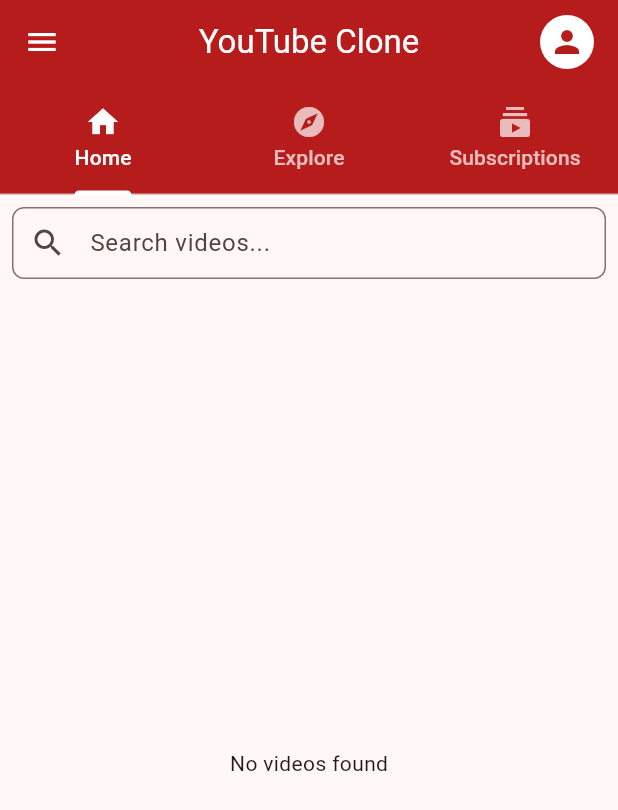
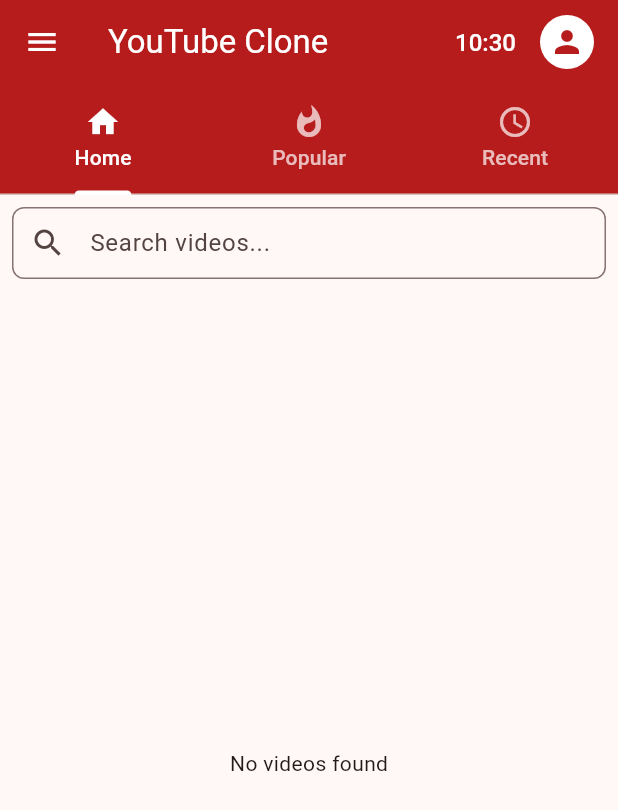
Before and after one commit to NDROCHKA/projet-4-, a Flutter app: the HomeScreen screen opened directly, in the side drawer, after a tap on the "person" icon, on a phone screen of 412 x 824 dp. Shown: the top 810 px of the screen. Run offline on Flutter 3.47's test engine with Material 3 defaults, Android fonts, the light colour scheme and no system bars; our stand-ins replace chewie, image_picker, shared_preferences, video_player; accounts and stored records are empty; network calls fail.

Commit message:
made videos availbe from local memory, and made ui bettter

```diff
--- a/youtube_clone_app/lib/models/video_model.dart
+++ b/youtube_clone_app/lib/models/video_model.dart
@@ -4,6 +4,8 @@ class Video {
   final String videoUrl;
   final String thumbnailUrl;
   final String description;
+  final int views;
+  final DateTime createdAt;
 
   Video({
     required this.id,
@@ -11,6 +13,8 @@ class Video {
     required this.videoUrl,
     required this.thumbnailUrl,
     required this.description,
+    this.views = 0,
+    required this.createdAt,
   });
 
   factory Video.fromJson(Map<String, dynamic> json) {
@@ -20,6 +24,10 @@ class Video {
       videoUrl: json['videoUrl'] ?? '',
       thumbnailUrl: json['thumbnailUrl'] ?? '',
       description: json['description'] ?? '',
+      views: json['views'] ?? 0,
+      createdAt: json['createdAt'] != null
+          ? DateTime.parse(json['createdAt'])
+          : DateTime.now(),
     );
   }
 }
--- a/youtube_clone_app/lib/screens/home_screen.dart
+++ b/youtube_clone_app/lib/screens/home_screen.dart
@@ -1,4 +1,6 @@
+import 'dart:async';
 import 'package:flutter/material.dart';
+import 'package:intl/intl.dart';
 import '../services/api_service.dart';
 import '../models/video_model.dart';
 import '../widgets/video_grid_item.dart';
@@ -19,34 +21,75 @@ class _HomeScreenState extends State<HomeScreen>
   final ApiService _apiService = ApiService();
   final TextEditingController _searchController = TextEditingController();
   List<Video> _videos = [];
+  List<Video> _popularVideos = [];
+  List<Video> _recentVideos = [];
   List<Video> _filteredVideos = [];
   bool _isLoading = true;
+  String _currentTime = '';
+  Timer? _timer;
 
   @override
   void initState() {
     super.initState();
     _tabController = TabController(length: 3, vsync: this);
-    _fetchVideos();
+    _updateTime();
+    _timer = Timer.periodic(const Duration(minutes: 1), (timer) => _updateTime());
+    _fetchAllVideos();
+  }
+
+  void _updateTime() {
+    setState(() {
+      _currentTime = DateFormat('HH:mm').format(DateTime.now());
+    });
+  }
+
+  Future<void> _fetchAllVideos() async {
+    setState(() => _isLoading = true);
+    await Future.wait([
+      _fetchVideos(),
+      _fetchPopularVideos(),
+      _fetchRecentVideos(),
+    ]);
+    setState(() => _isLoading = false);
   }
 
   Future<void> _fetchVideos() async {
     try {
       final videoData = await _apiService.getVideos();
-      setState(() {
-        final allVideos = videoData
-            .map((json) => Video.fromJson(json))
-            .toList();
-        print("Fetched ${allVideos.length} videos");
-        if (allVideos.isNotEmpty) {
-          print("First video thumbnail: ${allVideos[0].thumbnailUrl}");
-        }
-        _videos = allVideos.length > 10 ? allVideos.sublist(0, 10) : allVideos;
-        _filteredVideos = _videos;
-        _isLoading = false;
-      });
+      if (mounted) {
+        setState(() {
+          _videos = videoData.map((json) => Video.fromJson(json)).toList();
+          _filteredVideos = _videos;
+        });
+      }
     } catch (e) {
-      setState(() => _isLoading = false);
-      // Handle error
+      print("Error fetching videos: $e");
+    }
+  }
+
+  Future<void> _fetchPopularVideos() async {
+    try {
+      final videoData = await _apiService.getPopularVideos();
+      if (mounted) {
+        setState(() {
+          _popularVideos = videoData.map((json) => Video.fromJson(json)).toList();
+        });
+      }
+    } catch (e) {
+      print("Error fetching popular videos: $e");
+    }
+  }
+
+  Future<void> _fetchRecentVideos() async {
+    try {
+      final videoData = await _apiService.getRecentVideos();
+      if (mounted) {
+        setState(() {
+          _recentVideos = videoData.map((json) => Video.fromJson(json)).toList();
+        });
+      }
+    } catch (e) {
+      print("Error fetching recent videos: $e");
     }
   }
 
@@ -54,6 +97,7 @@ class _HomeScreenState extends State<HomeScreen>
   void dispose() {
     _tabController.dispose();
     _searchController.dispose();
+    _timer?.cancel();
     super.dispose();
   }
 
@@ -61,7 +105,16 @@ class _HomeScreenState extends State<HomeScreen>
   Widget build(BuildContext context) {
     return Scaffold(
       appBar: AppBar(
-        title: const Text('YouTube Clone'),
+        title: Row(
+          children: [
+            const Text('YouTube Clone'),
+            const Spacer(),
+            Text(
+              _currentTime,
+              style: const TextStyle(fontSize: 16, fontWeight: FontWeight.w500),
+            ),
+          ],
+        ),
         actions: [
           Padding(
             padding: const EdgeInsets.only(right: 16.0),
@@ -93,8 +146,8 @@ class _HomeScreenState extends State<HomeScreen>
           unselectedLabelColor: Colors.white70,
           tabs: const [
             Tab(icon: Icon(Icons.home), text: 'Home'),
-            Tab(icon: Icon(Icons.explore), text: 'Explore'),
-            Tab(icon: Icon(Icons.subscriptions), text: 'Subscriptions'),
+            Tab(icon: Icon(Icons.whatshot), text: 'Popular'),
+            Tab(icon: Icon(Icons.schedule), text: 'Recent'),
           ],
         ),
       ),
@@ -103,8 +156,8 @@ class _HomeScreenState extends State<HomeScreen>
         controller: _tabController,
         children: [
           _buildHomeTab(),
-          const Center(child: Text('Explore Tab')),
-          const Center(child: Text('Subscriptions Tab')),
+          _buildVideoGrid(_popularVideos),
+          _buildVideoGrid(_recentVideos),
         ],
       ),
     );
@@ -164,8 +217,8 @@ class _HomeScreenState extends State<HomeScreen>
               : GridView.builder(
                   padding: const EdgeInsets.all(8.0),
                   gridDelegate: const SliverGridDelegateWithFixedCrossAxisCount(
-                    crossAxisCount: 2,
-                    childAspectRatio: 16 / 9,
+                    crossAxisCount: 4,
+                    childAspectRatio: 0.75,
                     crossAxisSpacing: 10,
                     mainAxisSpacing: 10,
                   ),
@@ -176,6 +229,28 @@ class _HomeScreenState extends State<HomeScreen>
                 ),
         ),
       ],
+    );
+  }
+
+  Widget _buildVideoGrid(List<Video> videos) {
+    if (_isLoading) {
+      return const Center(child: CircularProgressIndicator());
+    }
+    if (videos.isEmpty) {
+      return const Center(child: Text('No videos found'));
+    }
+    return GridView.builder(
+      padding: const EdgeInsets.all(8.0),
+      gridDelegate: const SliverGridDelegateWithFixedCrossAxisCount(
+        crossAxisCount: 4,
+        childAspectRatio: 0.75,
+        crossAxisSpacing: 10,
+        mainAxisSpacing: 10,
+      ),
+      itemCount: videos.length,
+      itemBuilder: (context, index) {
+        return VideoGridItem(video: videos[index]);
+      },
     );
   }
 
--- a/youtube_clone_app/lib/services/api_service.dart
+++ b/youtube_clone_app/lib/services/api_service.dart
@@ -85,6 +85,76 @@ class ApiService {
     } catch (e) {
       print('Get Videos error: $e');
       return [];
+    }
+  }
+
+  Future<List<dynamic>> getPopularVideos() async {
+    final prefs = await SharedPreferences.getInstance();
+    final token = prefs.getString('token');
+
+    try {
+      final response = await http.get(
+        Uri.parse('$baseUrl/video/popular'),
+        headers: {
+          'Content-Type': 'application/json',
+          'Authorization': 'Bearer $token',
+        },
+      );
+
+      if (response.statusCode == 200) {
+        final data = jsonDecode(response.body);
+        return data['data'];
+      } else {
+        throw Exception('Failed to load popular videos');
+      }
+    } catch (e) {
+      print('Get Popular Videos error: $e');
+      return [];
+    }
+  }
+
+  Future<List<dynamic>> getRecentVideos() async {
+    final prefs = await SharedPreferences.getInstance();
+    final token = prefs.getString('token');
+
+    try {
+      final response = await http.get(
+        Uri.parse('$baseUrl/video/recent'),
+        headers: {
+          'Content-Type': 'application/json',
+          'Authorization': 'Bearer $token',
+        },
+      );
+
+      if (response.statusCode == 200) {
+        final data = jsonDecode(response.body);
+        return data['data'];
+      } else {
+        throw Exception('Failed to load recent videos');
+      }
+    } catch (e) {
+      print('Get Recent Videos error: $e');
+      return [];
+    }
+  }
+
+  Future<bool> incrementVideoView(String videoId) async {
+    final prefs = await SharedPreferences.getInstance();
+    final token = prefs.getString('token');
+
+    try {
+      final response = await http.post(
+        Uri.parse('$baseUrl/video/$videoId/view'),
+        headers: {
+          'Content-Type': 'application/json',
+          'Authorization': 'Bearer $token',
+        },
+      );
+
+      return response.statusCode == 200;
+    } catch (e) {
+      print('Increment View error: $e');
+      return false;
     }
   }
 
--- a/youtube_clone_app/pubspec.yaml
+++ b/youtube_clone_app/pubspec.yaml
@@ -38,6 +38,7 @@ dependencies:
   chewie: ^1.13.0
   image_picker: ^1.0.7
   http_parser: ^4.0.0
+  intl: ^0.20.2
 
 dev_dependencies:
   flutter_test:
```
Also changed, not shown: youtube_clone_app/lib/screens/video_player_screen.dart (+13 -1 lines), youtube_clone_app/lib/widgets/video_grid_item.dart (+88 -8 lines), youtube_clone_app/pubspec.lock, 4 other files.
